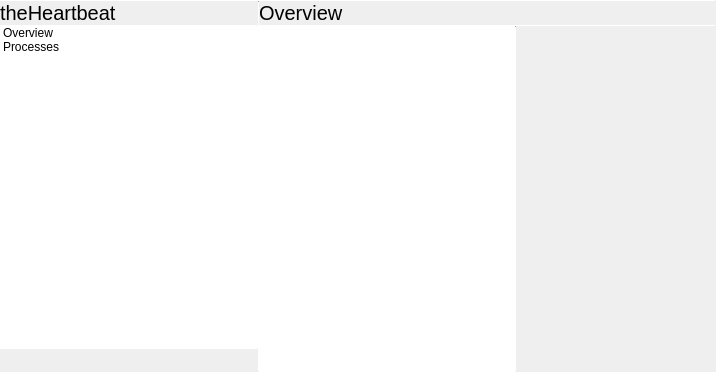
Old version of the form heartbeat/mainwindow.ui in the repository theCheeseboard/theHeartbeat.
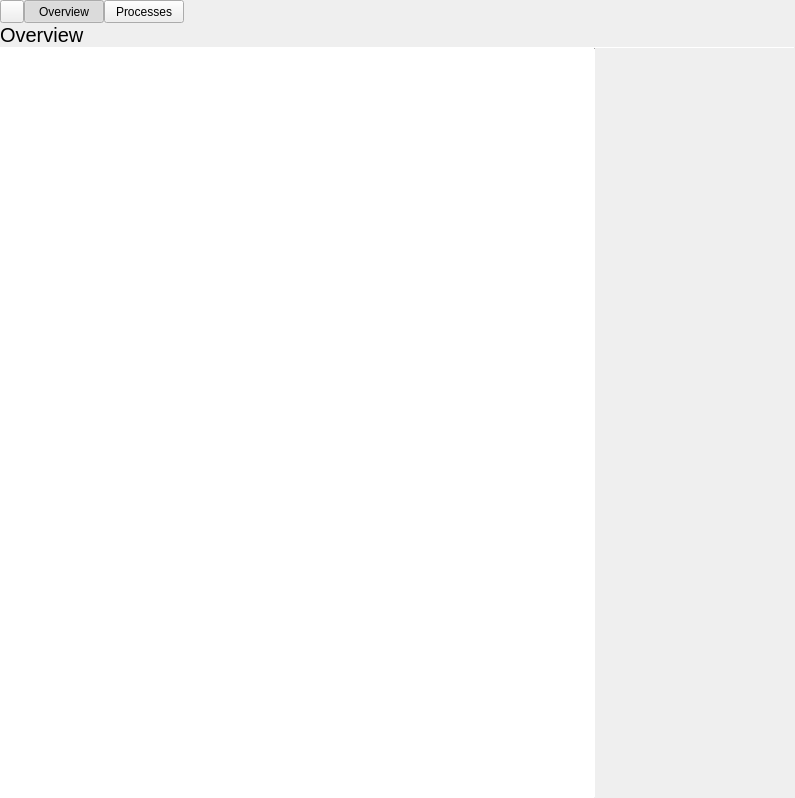
New version of the form. Icons and pictures are not drawn. Custom widgets are drawn as their Qt base class.

```diff
--- a/heartbeat/mainwindow.ui
+++ b/heartbeat/mainwindow.ui
@@ -6,8 +6,8 @@
    <rect>
     <x>0</x>
     <y>0</y>
-    <width>716</width>
-    <height>372</height>
+    <width>795</width>
+    <height>798</height>
    </rect>
   </property>
   <property name="windowTitle">
@@ -18,6 +18,9 @@
     <normaloff>.</normaloff>.</iconset>
   </property>
   <widget class="QWidget" name="centralWidget">
+   <property name="autoFillBackground">
+    <bool>true</bool>
+   </property>
    <layout class="QVBoxLayout" name="verticalLayout_3">
     <property name="spacing">
      <number>0</number>
@@ -35,29 +38,11 @@
      <number>0</number>
     </property>
     <item>
-     <widget class="Line" name="line_5">
-      <property name="maximumSize">
-       <size>
-        <width>16777215</width>
-        <height>1</height>
-       </size>
-      </property>
-      <property name="orientation">
-       <enum>Qt::Horizontal</enum>
-      </property>
-     </widget>
-    </item>
-    <item>
-     <layout class="QHBoxLayout" name="horizontalLayout_4">
+     <widget class="QWidget" name="topWidget" native="true">
+      <layout class="QHBoxLayout" name="horizontalLayout_6">
       <property name="spacing">
        <number>0</number>
       </property>
-      <item>
-       <widget class="QWidget" name="sidePane" native="true">
-        <layout class="QVBoxLayout" name="verticalLayout">
-         <property name="spacing">
-          <number>0</number>
-         </property>
          <property name="leftMargin">
           <number>0</number>
          </property>
@@ -71,153 +56,117 @@
           <number>0</number>
          </property>
          <item>
-          <widget class="QLabel" name="appTitleLabel">
-           <property name="font">
-            <font>
-             <pointsize>15</pointsize>
-            </font>
-           </property>
-           <property name="text">
-            <string>theHeartbeat</string>
-           </property>
-           <property name="margin">
-            <number>9</number>
-           </property>
-          </widget>
-         </item>
-         <item>
-          <widget class="Line" name="line_4">
-           <property name="maximumSize">
-            <size>
-             <width>16777215</width>
-             <height>1</height>
-            </size>
-           </property>
-           <property name="orientation">
-            <enum>Qt::Horizontal</enum>
-           </property>
-          </widget>
-         </item>
-         <item>
-          <widget class="QListWidget" name="paneSelection">
-           <property name="frameShape">
-            <enum>QFrame::NoFrame</enum>
-           </property>
-           <property name="horizontalScrollBarPolicy">
-            <enum>Qt::ScrollBarAlwaysOff</enum>
-           </property>
-           <property name="iconSize">
-            <size>
-             <width>32</width>
-             <height>32</height>
-            </size>
-           </property>
-           <item>
-            <property name="text">
-             <string>Overview</string>
-            </property>
-            <property name="icon">
-             <iconset theme="computer">
-              <normaloff>.</normaloff>.</iconset>
-            </property>
-           </item>
-           <item>
-            <property name="text">
-             <string>Processes</string>
-            </property>
-            <property name="icon">
-             <iconset theme="system-run">
-              <normaloff>.</normaloff>.</iconset>
-            </property>
-           </item>
-          </widget>
-         </item>
-         <item>
-          <widget class="Line" name="line_7">
-           <property name="maximumSize">
-            <size>
-             <width>16777215</width>
-             <height>1</height>
-            </size>
-           </property>
-           <property name="orientation">
-            <enum>Qt::Horizontal</enum>
-           </property>
-          </widget>
-         </item>
-         <item>
-          <widget class="QWidget" name="widget" native="true">
-           <layout class="QHBoxLayout" name="horizontalLayout_5">
+        <layout class="QHBoxLayout" name="leftCsdLayout">
             <property name="spacing">
              <number>0</number>
             </property>
-            <property name="leftMargin">
-             <number>0</number>
-            </property>
-            <property name="topMargin">
-             <number>0</number>
-            </property>
-            <property name="rightMargin">
-             <number>0</number>
-            </property>
-            <property name="bottomMargin">
-             <number>0</number>
-            </property>
-            <item>
-             <spacer name="horizontalSpacer">
-              <property name="orientation">
-               <enum>Qt::Horizontal</enum>
-              </property>
-              <property name="sizeHint" stdset="0">
-               <size>
-                <width>0</width>
-                <height>0</height>
-               </size>
-              </property>
-             </spacer>
+        </layout>
             </item>
             <item>
              <widget class="QToolButton" name="menuButton">
+         <property name="sizePolicy">
+          <sizepolicy hsizetype="Preferred" vsizetype="Preferred">
+           <horstretch>0</horstretch>
+           <verstretch>0</verstretch>
+          </sizepolicy>
+         </property>
               <property name="text">
                <string/>
               </property>
               <property name="icon">
-               <iconset theme="application-menu">
-                <normaloff>.</normaloff>.</iconset>
+          <iconset theme="theheartbeat"/>
               </property>
               <property name="popupMode">
                <enum>QToolButton::InstantPopup</enum>
               </property>
-              <property name="autoRaise">
+        </widget>
+       </item>
+       <item>
+        <widget class="QPushButton" name="overviewButton">
+         <property name="sizePolicy">
+          <sizepolicy hsizetype="Preferred" vsizetype="Preferred">
+           <horstretch>0</horstretch>
+           <verstretch>0</verstretch>
+          </sizepolicy>
+         </property>
+         <property name="text">
+          <string>Overview</string>
+         </property>
+         <property name="icon">
+          <iconset theme="computer">
+           <normaloff>../../the24/application</normaloff>../../the24/application</iconset>
+         </property>
+         <property name="checkable">
                <bool>true</bool>
               </property>
-             </widget>
-            </item>
-           </layout>
-          </widget>
-         </item>
-        </layout>
-       </widget>
-      </item>
+         <property name="checked">
+          <bool>true</bool>
+         </property>
+         <property name="autoExclusive">
+          <bool>true</bool>
+         </property>
+        </widget>
+       </item>
+       <item>
+        <widget class="QPushButton" name="processesButton">
+         <property name="sizePolicy">
+          <sizepolicy hsizetype="Preferred" vsizetype="Preferred">
+           <horstretch>0</horstretch>
+           <verstretch>0</verstretch>
+          </sizepolicy>
+         </property>
+         <property name="text">
+          <string>Processes</string>
+         </property>
+         <property name="icon">
+          <iconset theme="system-run">
+           <normaloff>../../the24/application</normaloff>../../the24/application</iconset>
+         </property>
+         <property name="checkable">
+          <bool>true</bool>
+         </property>
+         <property name="autoExclusive">
+          <bool>true</bool>
+         </property>
+        </widget>
+       </item>
       <item>
-       <widget class="Line" name="line_3">
-        <property name="maximumSize">
+        <spacer name="horizontalSpacer_2">
+         <property name="orientation">
+          <enum>Qt::Horizontal</enum>
+         </property>
+         <property name="sizeHint" stdset="0">
          <size>
-          <width>1</width>
-          <height>16777215</height>
-         </size>
-        </property>
-        <property name="orientation">
-         <enum>Qt::Vertical</enum>
-        </property>
-       </widget>
-      </item>
+           <width>40</width>
+           <height>20</height>
+          </size>
+         </property>
+        </spacer>
+       </item>
+       <item>
+        <layout class="QHBoxLayout" name="jobButtonLayout"/>
+       </item>
+       <item>
+        <layout class="QHBoxLayout" name="rightCsdLayout">
+         <property name="spacing">
+          <number>0</number>
+         </property>
+        </layout>
+       </item>
+      </layout>
+     </widget>
+    </item>
+    <item>
+     <layout class="QHBoxLayout" name="horizontalLayout_4">
+      <property name="spacing">
+       <number>0</number>
+      </property>
       <item>
        <widget class="tStackedWidget" name="pages">
         <property name="currentIndex">
          <number>0</number>
         </property>
-        <widget class="QWidget" name="page">
+        <widget class="QWidget" name="overviewPane">
          <layout class="QVBoxLayout" name="verticalLayout_2">
           <property name="spacing">
            <number>0</number>
@@ -367,7 +316,7 @@
                  <x>0</x>
                  <y>0</y>
                  <width>200</width>
-                 <height>300</height>
+                 <height>721</height>
                 </rect>
                </property>
                <property name="minimumSize">
@@ -503,7 +452,7 @@
           </item>
          </layout>
         </widget>
-        <widget class="QWidget" name="page_2">
+        <widget class="QWidget" name="processesPane">
          <layout class="QVBoxLayout" name="verticalLayout_5">
           <property name="spacing">
            <number>0</number>
@@ -611,16 +560,6 @@
     </item>
    </layout>
   </widget>
-  <widget class="QMenuBar" name="menuBar">
-   <property name="geometry">
-    <rect>
-     <x>0</x>
-     <y>0</y>
-     <width>716</width>
-     <height>22</height>
-    </rect>
-   </property>
-  </widget>
  </widget>
  <layoutdefault spacing="6" margin="11"/>
  <customwidgets>
```
Left out of the diff: 3 changed lines with no effect on the pictures. Lines whose indentation alone changed are shown as unchanged.
